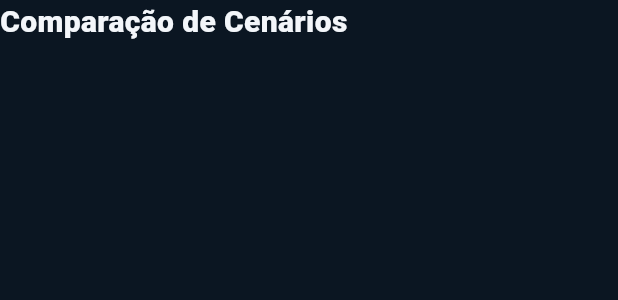
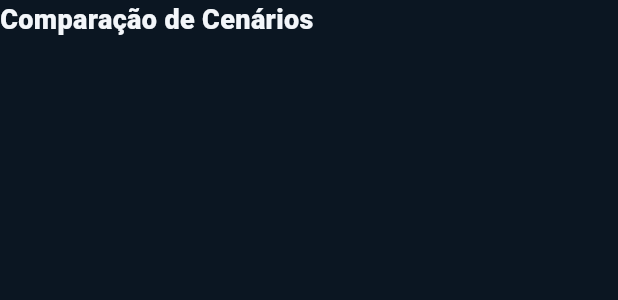
Before and after one commit to the-wolf-fatec/GridSight, a Flutter app: the SectionTitle widget shown alone on an empty page, opened directly, on a phone screen of 412 x 824 dp. Shown: the top 300 px of the screen. Run offline on Flutter 3.47's test engine with Material 3 defaults, Android fonts, the phone set to English and light mode, and no system bars; our stand-ins replace fl_chart, flutter_map, latlong2; network calls fail.

Commit message:
feat(frontend): torna formulário manual e título de seção responsivos

```diff
--- a/frontend/lib/widgets/manual_form_modal.dart
+++ b/frontend/lib/widgets/manual_form_modal.dart
@@ -132,7 +132,11 @@ class _ManualFormModalState extends State<_ManualFormModal> {
 
   @override
   Widget build(BuildContext context) {
+    // scrollable: true → com o teclado aberto o formulário rola em vez de
+    // estourar a altura (era a faixa amarela "bottom overflowed").
     return AlertDialog(
+      scrollable: true,
+      insetPadding: const EdgeInsets.symmetric(horizontal: 16, vertical: 24),
       backgroundColor: AppColors.surface,
       title: Text(widget.title),
       content: SizedBox(
@@ -154,6 +158,7 @@ class _ManualFormModalState extends State<_ManualFormModal> {
               ),
               const SizedBox(height: 14),
               DropdownButtonFormField<String>(
+                isExpanded: true,
                 value: _type,
                 decoration: const InputDecoration(labelText: 'Tipo'),
                 items: [for (final t in widget.typeOptions) DropdownMenuItem(value: t, child: Text(widget.typeLabel(t)))],
@@ -175,6 +180,7 @@ class _ManualFormModalState extends State<_ManualFormModal> {
                       ? const Padding(padding: EdgeInsets.all(12), child: SizedBox(width: 16, height: 16, child: CircularProgressIndicator(strokeWidth: 2)))
                       : const Icon(Icons.search, size: 20),
                 ),
+                maxLines: 1,
               ),
               if (_placeResults.isNotEmpty)
                 Container(
--- a/frontend/lib/widgets/section_title.dart
+++ b/frontend/lib/widgets/section_title.dart
@@ -1,45 +1,83 @@
 import 'package:flutter/material.dart';
 import '../theme/app_theme.dart';
 
+/// Título de seção responsivo.
+///
+/// [actions] são botões do cabeçalho. Em tela larga ficam à direita do
+/// título; em tela estreita descem para baixo do título (e quebram de
+/// linha se precisar), então o título nunca é espremido.
 class SectionTitle extends StatelessWidget {
   final String title;
   final String? subtitle;
   final Widget? trailing;
+  final List<Widget> actions;
 
-  const SectionTitle({super.key, required this.title, this.subtitle, this.trailing});
+  const SectionTitle({
+    super.key,
+    required this.title,
+    this.subtitle,
+    this.trailing,
+    this.actions = const [],
+  });
 
   @override
   Widget build(BuildContext context) {
-    return Padding(
-      padding: const EdgeInsets.only(bottom: 14),
-      child: Row(
+    return LayoutBuilder(builder: (context, c) {
+      final narrow = c.maxWidth < 520;
+
+      final titleBlock = Column(
         crossAxisAlignment: CrossAxisAlignment.start,
-        children: [
-          Expanded(
-            child: Column(
-              crossAxisAlignment: CrossAxisAlignment.start,
+        mainAxisSize: MainAxisSize.min,
         children: [
           Text(
             title,
-                  style: const TextStyle(
-                    fontSize: 20,
+            maxLines: 2,
+            overflow: TextOverflow.ellipsis,
+            style: TextStyle(
+              fontSize: narrow ? 18 : 20,
               fontWeight: FontWeight.w800,
               color: AppColors.textPrimary,
             ),
           ),
           if (subtitle != null) ...[
             const SizedBox(height: 4),
-                  Text(
-                    subtitle!,
-                    style: const TextStyle(fontSize: 13, color: AppColors.textSecondary),
-                  ),
+            Text(subtitle!, style: const TextStyle(fontSize: 13, color: AppColors.textSecondary)),
           ],
         ],
-            ),
-          ),
-          if (trailing != null) trailing!,
+      );
+
+      final actionsBlock = actions.isEmpty
+          ? null
+          : Wrap(
+              spacing: 8,
+              runSpacing: 8,
+              alignment: narrow ? WrapAlignment.start : WrapAlignment.end,
+              crossAxisAlignment: WrapCrossAlignment.center,
+              children: actions,
+            );
+
+      Widget body;
+      if (narrow) {
+        body = Column(
+          crossAxisAlignment: CrossAxisAlignment.start,
+          children: [
+            titleBlock,
+            if (actionsBlock != null) ...[const SizedBox(height: 10), actionsBlock],
+            if (trailing != null) ...[const SizedBox(height: 10), trailing!],
           ],
-      ),
+        );
+      } else {
+        body = Row(
+          crossAxisAlignment: CrossAxisAlignment.start,
+          children: [
+            Expanded(child: titleBlock),
+            if (actionsBlock != null) ...[const SizedBox(width: 12), Flexible(child: actionsBlock)],
+            if (trailing != null) ...[const SizedBox(width: 12), trailing!],
+          ],
         );
       }
+
+      return Padding(padding: const EdgeInsets.only(bottom: 14), child: body);
+    });
   }
+}
```
Lines whose indentation alone changed are shown as unchanged.
